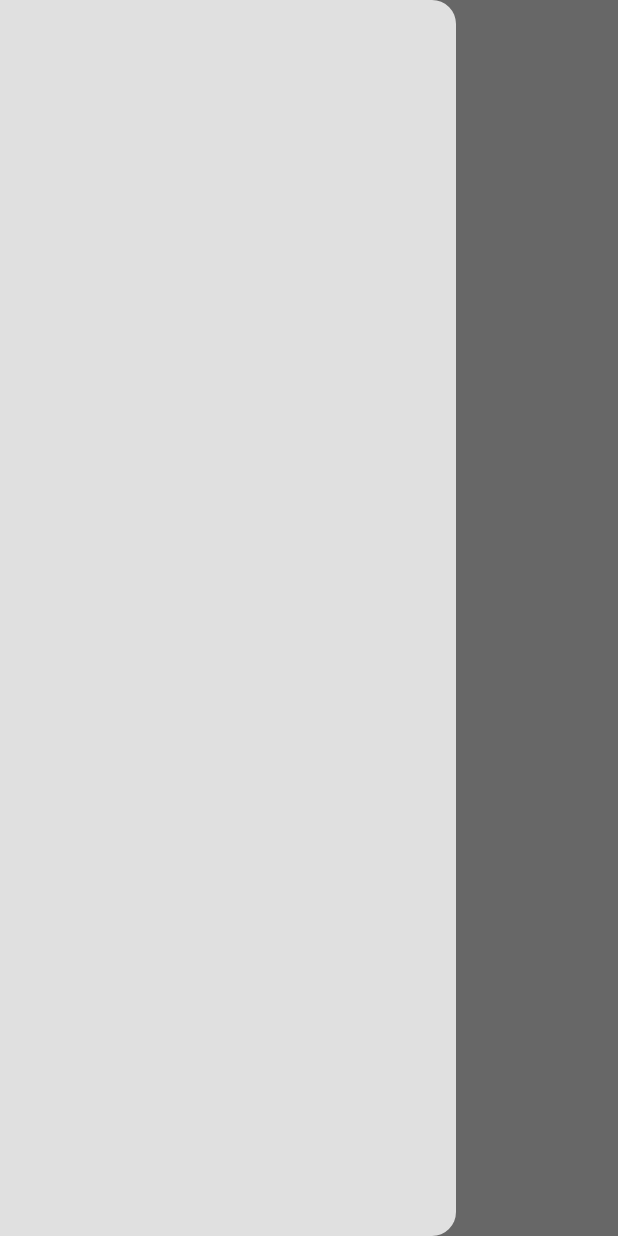
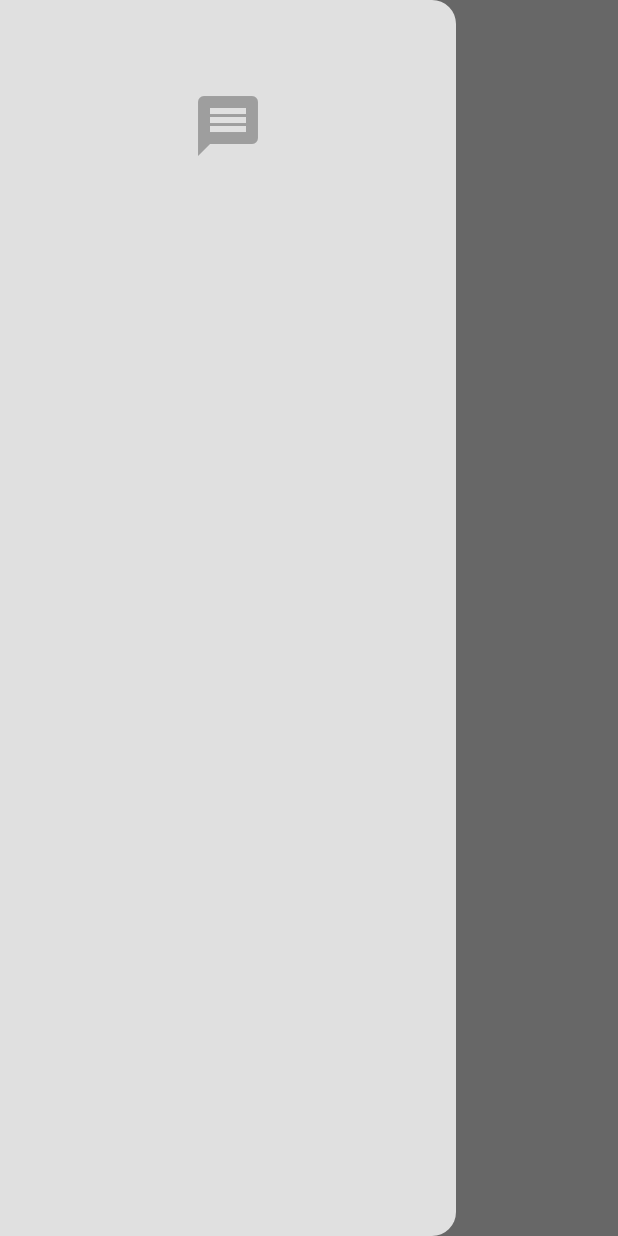
Before and after one commit to Codewithjalloh/app_six_chat_firebase, a Flutter app: the screen it shows once a user with an empty profile is signed in, with the side drawer open, on a phone screen of 412 x 824 dp. Run offline on Flutter 3.47's test engine with Material 3 defaults, Android fonts, the light colour scheme and no system bars; our stand-ins replace cloud_firestore, firebase_auth, firebase_core; accounts and stored records are empty; generated files the repository leaves out were written again.

Commit message:
DrawerHeader added

```diff
--- a/lib/components/my_drawer.dart
+++ b/lib/components/my_drawer.dart
@@ -21,7 +21,15 @@ class MyDrawer extends StatelessWidget {
           Theme(
               data: Theme.of(context).copyWith(
                   dividerTheme: DividerThemeData(color: Colors.transparent)),
-              child: DrawerHeader())
+              child: DrawerHeader(
+                child: Center(
+                  child: Icon(
+                    Icons.message,
+                    color: Theme.of(context).colorScheme.primary,
+                    size: 48,
+                  ),
+                ),
+              ))
         ],
       ),
     );
```
